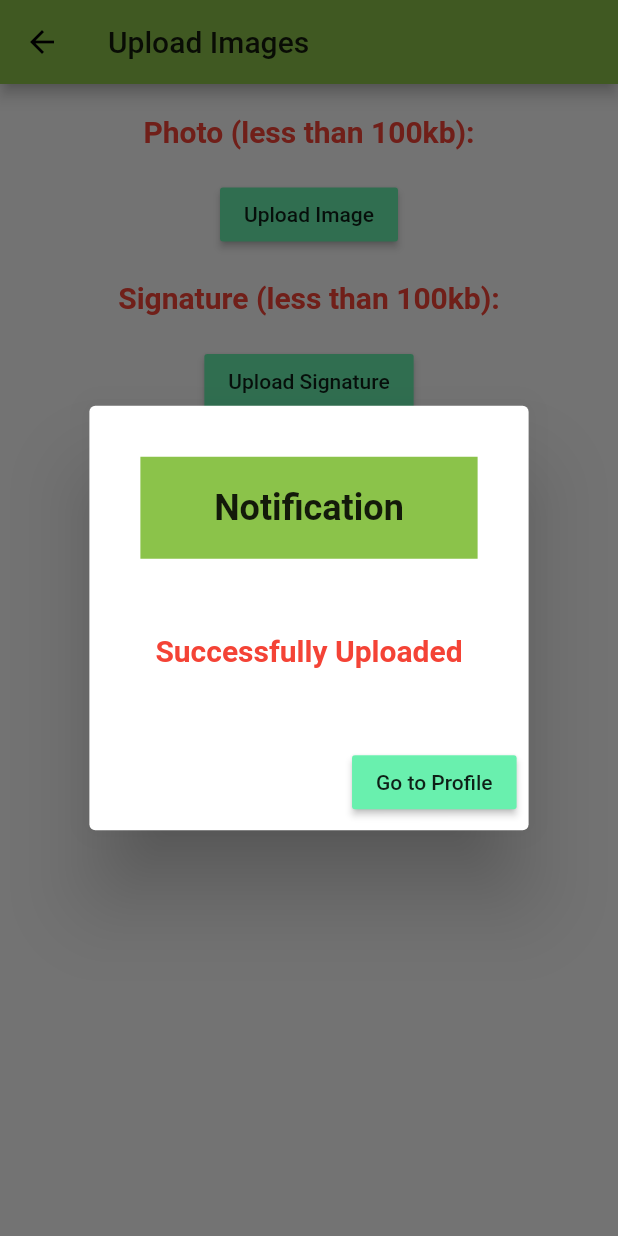
After one commit to sumitsingh1698/demosih, a Flutter app: the UploadPage screen opened directly, after a tap on "Next", on a phone screen of 412 x 824 dp. The commit adds this screen. Run offline on Flutter 3.47's test engine with Material 2 defaults, Android fonts, the phone set to English and light mode, and no system bars; our stand-ins replace connectivity, fluro, image_picker, pdf, printing; statements that could not run were skipped.

Commit message:
front end completed allmost

```diff
--- a/lib/src/myapp.dart
+++ b/lib/src/myapp.dart
@@ -26,6 +26,7 @@ class _MyAppState extends State<MyApp> {
   @override
   Widget build(BuildContext context) {
     return MaterialApp(
+      debugShowCheckedModeBanner: false,
        title: "DemoApp",
        theme: ThemeData(accentColor: Colors.green,primaryColor: Colors.lightGreen),
       home: Index(),
--- a/lib/src/page/login.dart
+++ b/lib/src/page/login.dart
@@ -1,3 +1,4 @@
+import 'package:demosih/src/routing/application.dart';
 import 'package:demosih/src/widgets/text_field_form.dart';
 import "package:flutter/material.dart";
 
@@ -24,7 +25,7 @@ class _LoginState extends State<Login> {
               TextFormFieldCustom(type: "password", data: data, label: "Password :"),
               // Text(notification_text),
               RaisedButton(onPressed: (){
-
+                Application.router.navigateTo(context,"/profile/$data",replace: false);
               },child:Text("Login"))
             ],
           ),
--- /dev/null
+++ b/lib/src/page/uploadpage.dart
@@ -0,0 +1,72 @@
+import 'package:demosih/src/routing/application.dart';
+import 'package:demosih/src/widgets/text_title_custom.dart';
+import 'package:flutter/material.dart';
+import 'package:image_picker/image_picker.dart';
+
+class UploadPage extends StatefulWidget {
+  UploadPage({Key key}) : super(key: key);
+
+  @override
+  _UploadPageState createState() => _UploadPageState();
+}
+
+class _UploadPageState extends State<UploadPage> {
+  @override
+  Widget build(BuildContext context) {
+    var file1, file2;
+    return Scaffold(
+      appBar: AppBar(title: Text("Upload Images")),
+      body: SingleChildScrollView(
+          child: Center(
+        child: Column(
+          children: <Widget>[
+            TextTitleCustom(text: "Photo (less than 100kb):", type: "list"),
+            RaisedButton(
+                color: Colors.greenAccent,
+                onPressed: () async {
+                  file1 =
+                      await ImagePicker.pickImage(source: ImageSource.gallery);
+                },
+                child: Text("Upload Image")),
+            TextTitleCustom(text: "Signature (less than 100kb):", type: "list"),
+            RaisedButton(
+                color: Colors.greenAccent,
+                onPressed: () async {
+                  file2 =
+                      await ImagePicker.pickImage(source: ImageSource.gallery);
+                },
+                child: Text("Upload Signature")),
+            RaisedButton(
+              onPressed: () {
+                showDialog(
+                    context: context,
+                    child: AlertDialog(
+                      title: TextTitleCustom(type: "heading",text:"Notification"),
+                      actions: <Widget>[
+                        RaisedButton(
+                          color: Colors.greenAccent,
+                          onPressed: () {
+                            Map<String, String> data = Map<String, String>();
+                            Application.router.navigateTo(
+                                context, "/profile/$data",
+                                replace: false);
+                          },
+                          child: Text("Go to Profile"),
+                        ),
+                      ],
+
+                      content: TextTitleCustom(type: "list",text:"Successfully Uploaded"),
+                    ));
+              },
+              color: Colors.red,
+              child: Text(
+                "Next",
+                style: TextStyle(color: Colors.white),
+              ),
+            )
+          ],
+        ),
+      )),
+    );
+  }
+}
--- a/lib/src/routing/routers.dart
+++ b/lib/src/routing/routers.dart
@@ -6,6 +6,8 @@ class Routes{
   static const main = "/";
   static const userdetailedit = "/userdetailedit";
   static const login = "/login";
+  static const admitcard = "/admitcard";
+  static const uploadpage = "/uploadpage";
   static const profile = "/profile/:sendData";
 
   static void configureRouter(Router router){
@@ -13,5 +15,7 @@ class Routes{
     router.define(userdetailedit,handler: userdetaileditHandler);
     router.define(profile,handler: profileHandler);
     router.define(login,handler: loginHandler);
+    router.define(admitcard,handler: admitcardHandler);
+    router.define(uploadpage,handler: uploadHandler);
   }
 }
--- a/lib/src/widgets/text_title_custom.dart
+++ b/lib/src/widgets/text_title_custom.dart
@@ -11,14 +11,24 @@ class TextTitleCustom extends StatelessWidget {
   Widget build(BuildContext context) {
     if (type == "heading")
       return Container(
-         margin: EdgeInsets.all(20),
-
-         decoration: BoxDecoration(border: Border.all(width:5.0),borderRadius: BorderRadius.all(Radius.circular(5.0)),color: Colors.amber),
+         margin: EdgeInsets.all(10),
+         padding: EdgeInsets.symmetric(vertical:20.0,horizontal:5.0),
+         decoration: BoxDecoration(color: Colors.lightGreen),
           child: Text(
         text,
-        style: TextStyle(fontSize: 30,backgroundColor: Colors.green),
+        style: TextStyle(fontSize: 24,backgroundColor: Colors.lightGreen,fontWeight: FontWeight.bold),
         textAlign: TextAlign.center,
       ));
-      return Text("fddf");
+    if( type == "list")
+      return Container(
+         margin: EdgeInsets.all(20),
+         decoration: BoxDecoration(),
+          child: Text(
+        text,
+        style: TextStyle(fontSize: 20,color: Colors.red,fontWeight: FontWeight.bold),
+        textAlign: TextAlign.center,
+
+      ));
+      return null;
   }
 }
--- a/pubspec.yaml
+++ b/pubspec.yaml
@@ -25,6 +25,8 @@ dependencies:
   cupertino_icons: ^0.1.2
   fluro: ^1.5.1
   connectivity: ^0.4.6+2
+  image_picker: ^0.6.3+1
+  printing: ^3.0.0
 
 
 dev_dependencies:
```
Also changed, not shown: lib/src/page/admitcard.dart (added, +93 -0 lines), lib/src/page/index.dart (+4 -4 lines), lib/src/page/profile.dart (+112 -7 lines), lib/src/page/userdetailedit.dart (+15 -3 lines), lib/src/routing/routehandler.dart (+8 -0 lines), pubspec.lock, 1 other file.
